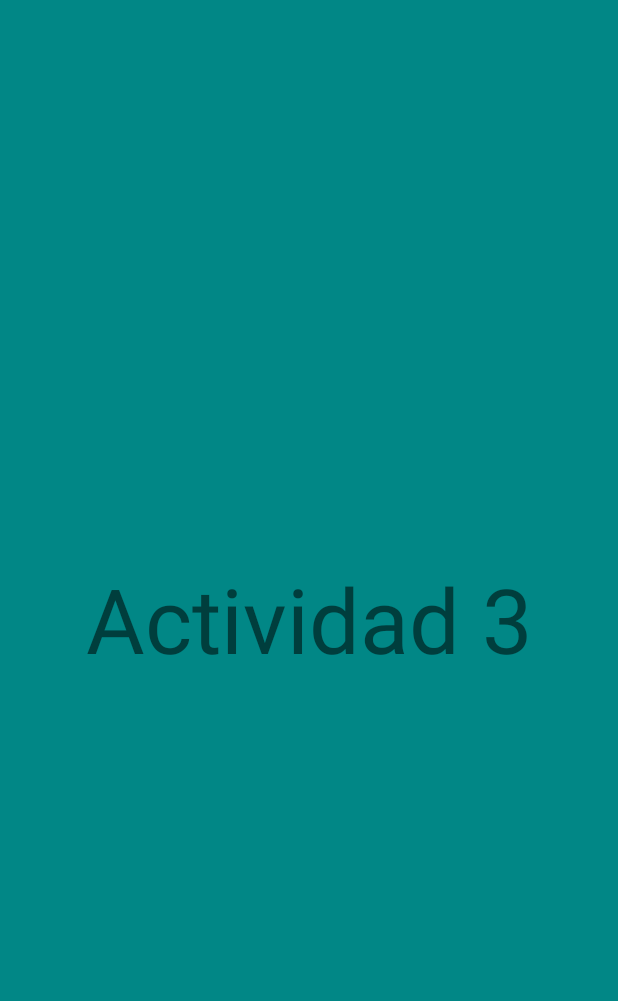
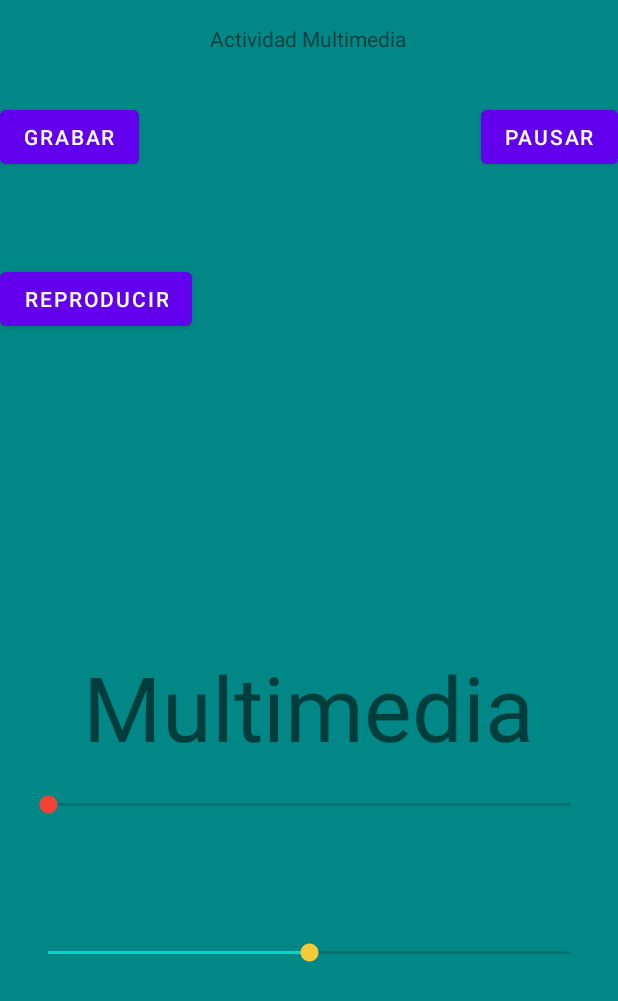
Before and after one commit to dragonblack404/FinalApp03, an Android app: the Activity3 screen opened directly, with no data from a screen before it, on a phone screen of 412 x 824 dp. Shown: the top 1001 px of the screen. Run offline under Robolectric (Android 15) with nearby library versions, the phone set to English and light mode, and no system bars.

Commit message:
Funcionalidad A3

```diff
--- a/app/build.gradle
+++ b/app/build.gradle
@@ -8,7 +8,7 @@ android {
 
     defaultConfig {
         applicationId "com.example.finalapp03"
-        minSdk 21
+        minSdk 23
         targetSdk 32
         versionCode 1
         versionName "1.0"
--- a/app/src/main/java/com/example/finalapp03/Activity3.java
+++ b/app/src/main/java/com/example/finalapp03/Activity3.java
@@ -1,24 +1,44 @@
 package com.example.finalapp03;
 
-import androidx.annotation.NonNull;
+import android.Manifest;
+import android.content.ContextWrapper;
+import android.content.Intent;
+import android.content.pm.PackageManager;
+import android.media.AudioManager;
+import android.media.MediaPlayer;
+import android.media.MediaRecorder;
+import android.media.PlaybackParams;
+import android.os.Build;
+import android.os.Bundle;
+import android.os.Environment;
+import android.widget.Button;
+import android.widget.SeekBar;
+import android.widget.Toast;
+import android.widget.ViewFlipper;
+
+import androidx.annotation.RequiresApi;
 import androidx.appcompat.app.AppCompatActivity;
+import androidx.core.app.ActivityCompat;
+import androidx.core.content.ContextCompat;
 import androidx.drawerlayout.widget.DrawerLayout;
 
-import android.content.Intent;
-import android.os.Bundle;
-import android.view.MenuItem;
-import android.widget.ViewFlipper;
+import com.google.android.material.navigation.NavigationView;
 
-import com.google.android.material.navigation.NavigationView;
+import java.io.File;
+import java.io.IOException;
 
 public class Activity3 extends AppCompatActivity {
 
     // Constante Contenido Actividad
+    private static int MICROPHONE_PERMISSION_CODE = 200;
     private final static int CONT_ACTIVIDAD = 2;
+    private static final int MY_PERMISSIONS_REQUEST_RECORD_AUDIO = 1;
 
     private DrawerLayout drawerLayout;
-    private NavigationView nav;
-    private ViewFlipper vf;
+    private MediaRecorder grabador;
+    private MediaPlayer reproductor;
+    private AudioManager manager;
+    private String archivoSalida = null;
 
     @Override
     protected void onCreate(Bundle savedInstanceState) {
@@ -26,15 +46,13 @@ public class Activity3 extends AppCompatActivity {
         setContentView(R.layout.activity_main);
 
         // Componente ViewFlipper
-        vf = (ViewFlipper)findViewById(R.id.vf);
+        ViewFlipper vf = (ViewFlipper) findViewById(R.id.vf);
         vf.setDisplayedChild(CONT_ACTIVIDAD);
 
         // Componente NavigationDrawer
         drawerLayout = (DrawerLayout) findViewById(R.id.drawer_layout);
-        nav = (NavigationView) findViewById(R.id.nav_view);
-        nav.setNavigationItemSelectedListener(new NavigationView.OnNavigationItemSelectedListener() {
-            @Override
-            public boolean onNavigationItemSelected(@NonNull MenuItem item) {
+        NavigationView nav = (NavigationView) findViewById(R.id.nav_view);
+        nav.setNavigationItemSelectedListener(item -> {
             Intent sendIntent;
             switch (item.getItemId()) {
                 case R.id.nav_item_one:
@@ -61,7 +79,131 @@ public class Activity3 extends AppCompatActivity {
             // Close the navigation drawer when an item is selected
             drawerLayout.closeDrawers();
             return true;
+        });
+
+        if(microfono()){
+            getPermisosMicrofono();
+        }
+
+        manager = (AudioManager) getSystemService(AUDIO_SERVICE);
+        int maxVolumen = manager.getStreamMaxVolume(AudioManager.STREAM_MUSIC);
+        int actualVolumen = manager.getStreamVolume(AudioManager.STREAM_MUSIC);
+
+        Button btnGrabar = findViewById(R.id.btn_grabar);
+        Button btnPausar = findViewById(R.id.btn_pausar);
+        Button btnReproducir = findViewById(R.id.btn_reproducir);
+
+        btnGrabar.setOnClickListener(v -> grabarAudio());
+        btnReproducir.setOnClickListener(v -> reproducirAudio());
+        btnPausar.setOnClickListener(v -> detenerGrabacion());
+
+        // Obtener referencias a las seekbars
+        SeekBar volumeSeekBar = findViewById(R.id.volumeSeekBar);
+        volumeSeekBar.setMax(maxVolumen);
+        volumeSeekBar.setProgress(actualVolumen);
+
+        SeekBar frequencySeekBar = findViewById(R.id.frequencySeekBar);
+
+        // Establecer los escuchadores
+        volumeSeekBar.setOnSeekBarChangeListener(new SeekBar.OnSeekBarChangeListener() {
+            @Override
+            public void onProgressChanged(SeekBar seekBar, int progress, boolean fromUser) {
+                float volume = (float) progress / 100.0f;
+                reproductor.setVolume(volume, volume);
+            }
+
+            @Override
+            public void onStartTrackingTouch(SeekBar seekBar) {
+            }
+
+            @Override
+            public void onStopTrackingTouch(SeekBar seekBar) {
+            }
+
+        });
+
+        frequencySeekBar.setOnSeekBarChangeListener(new SeekBar.OnSeekBarChangeListener() {
+            @RequiresApi(api = Build.VERSION_CODES.M)
+            @Override
+            public void onProgressChanged(SeekBar seekBar, int progress, boolean b) {
+                float speed = (float) progress / 10.0f;
+                PlaybackParams params = new PlaybackParams();
+                params.setSpeed(speed);
+                reproductor.setPlaybackParams(params);
+            }
+
+            @Override
+            public void onStartTrackingTouch(SeekBar seekBar) {
+
+            }
+
+            @Override
+            public void onStopTrackingTouch(SeekBar seekBar) {
+
             }
         });
+
+    }
+
+    private boolean microfono() {
+        return this.getPackageManager().hasSystemFeature(PackageManager.FEATURE_MICROPHONE);
+    }
+
+    private void getPermisosMicrofono() {
+        if (ContextCompat.checkSelfPermission(this, Manifest.permission.RECORD_AUDIO) == PackageManager.PERMISSION_DENIED) {
+            ActivityCompat.requestPermissions(this, new String[]{Manifest.permission.RECORD_AUDIO}, MICROPHONE_PERMISSION_CODE);
         }
     }
+
+    private String getRecordingFilePath() {
+        File file = new File((new ContextWrapper(getApplicationContext())
+                .getExternalFilesDir(Environment.DIRECTORY_MUSIC)), "grabacion.mp3");
+        return file.getPath();
+    }
+
+    ;
+
+    private void grabarAudio() {
+        if (grabador == null) {
+            archivoSalida = Environment.getExternalStorageDirectory().getAbsolutePath() + "/audio.mp4";
+            grabador = new MediaRecorder();
+            grabador.setAudioSource(MediaRecorder.AudioSource.MIC);
+            grabador.setOutputFormat(MediaRecorder.OutputFormat.THREE_GPP);
+            grabador.setAudioEncoder(MediaRecorder.AudioEncoder.AMR_NB);
+            grabador.setOutputFile(getRecordingFilePath());
+            try {
+                grabador.prepare();
+                grabador.start();
+
+                Toast.makeText(this, "Grabando..", Toast.LENGTH_SHORT).show();
+            } catch (IOException e) {
+                e.printStackTrace();
+            }
+        } else {
+            detenerGrabacion();
+        }
+    }
+
+    private void detenerGrabacion() {
+        if (grabador != null) {
+            grabador.stop();
+            grabador.release();
+            grabador = null;
+            Toast.makeText(this, "Grabacion finalizada:)", Toast.LENGTH_SHORT).show();
+        }
+    }
+
+    private void reproducirAudio() {
+        try {
+            reproductor = new MediaPlayer();
+            reproductor.setDataSource(getRecordingFilePath());
+            reproductor.prepare();
+            reproductor.start();
+            Toast.makeText(this, "Reproduciendo grabación", Toast.LENGTH_LONG).show();
+        } catch (IOException e) {
+            e.printStackTrace();
+        }
+    }
+
+
+}
--- a/app/src/main/java/com/example/finalapp03/SplashScreen.java
+++ b/app/src/main/java/com/example/finalapp03/SplashScreen.java
@@ -10,7 +10,7 @@ import androidx.appcompat.app.AppCompatActivity;
 public class SplashScreen extends AppCompatActivity {
 
     // Constante de tiempo de duración para el Splash Screen
-    final static int TIEMPO = 3000;
+    final static int TIEMPO = 1000;
 
     @Override
     protected void onCreate(Bundle savedInstanceState) {
--- a/app/src/main/res/layout/activity_3.xml
+++ b/app/src/main/res/layout/activity_3.xml
@@ -16,7 +16,83 @@
         android:textSize="60dp"
         app:layout_constraintBottom_toBottomOf="parent"
         app:layout_constraintEnd_toEndOf="parent"
+        app:layout_constraintHorizontal_bias="0.495"
+        app:layout_constraintStart_toStartOf="parent"
+        app:layout_constraintTop_toTopOf="parent"
+        app:layout_constraintVertical_bias="0.579" />
+
+    <Button
+        android:id="@+id/btn_grabar"
+        android:layout_width="wrap_content"
+        android:layout_height="wrap_content"
+        android:layout_marginTop="32dp"
+        android:text="Grabar"
+        app:layout_constraintStart_toStartOf="parent"
+        app:layout_constraintTop_toBottomOf="@+id/textGrabadora"
+        tools:ignore="MissingConstraints" />
+
+    <Button
+        android:id="@+id/btn_pausar"
+        android:layout_width="wrap_content"
+        android:layout_height="wrap_content"
+        android:layout_marginTop="32dp"
+        android:text="Pausar"
+        app:layout_constraintEnd_toEndOf="parent"
+        app:layout_constraintTop_toBottomOf="@+id/textGrabadora"
+        tools:ignore="MissingConstraints" />
+
+    <Button
+        android:id="@+id/btn_reproducir"
+        android:layout_width="wrap_content"
+        android:layout_height="wrap_content"
+        android:layout_marginTop="60dp"
+        android:text="Reproducir"
+        app:layout_constraintTop_toBottomOf="@+id/btn_pausar"
+        tools:layout_editor_absoluteX="132dp"
+        tools:ignore="MissingConstraints" />
+
+    <TextView
+        android:id="@+id/textGrabadora"
+        android:layout_width="wrap_content"
+        android:layout_height="wrap_content"
+        android:layout_marginTop="16dp"
+        android:text="@string/titulo_grab"
+        app:layout_constraintEnd_toEndOf="parent"
+        app:layout_constraintHorizontal_bias="0.498"
         app:layout_constraintStart_toStartOf="parent"
         app:layout_constraintTop_toTopOf="parent" />
 
+    <SeekBar
+        android:id="@+id/volumeSeekBar"
+        android:layout_width="match_parent"
+        android:layout_height="wrap_content"
+        android:layout_below="@id/textView"
+        android:layout_centerHorizontal="true"
+        android:layout_margin="16dp"
+        android:layout_marginTop="72dp"
+        android:max="100"
+        android:paddingStart="16dp"
+        android:paddingEnd="16dp"
+        android:progress="50"
+        android:thumbTint="@color/red"
+        app:layout_constraintTop_toBottomOf="@+id/textView"
+        tools:layout_editor_absoluteX="16dp" />
+
+    <SeekBar
+        android:id="@+id/frequencySeekBar"
+        android:layout_width="match_parent"
+        android:layout_height="wrap_content"
+        android:layout_below="@id/volumeSeekBar"
+        android:layout_centerHorizontal="true"
+        android:layout_margin="16dp"
+        android:max="10000"
+        android:paddingStart="16dp"
+        android:paddingEnd="16dp"
+        android:progress="5000"
+        android:thumbTint="@color/yellow"
+        app:layout_constraintBottom_toBottomOf="parent"
+        app:layout_constraintTop_toBottomOf="@+id/volumeSeekBar"
+        app:layout_constraintVertical_bias="0.282"
+        tools:layout_editor_absoluteX="16dp" />
+
 </androidx.constraintlayout.widget.ConstraintLayout>
--- a/app/src/main/res/values/colors.xml
+++ b/app/src/main/res/values/colors.xml
@@ -9,4 +9,5 @@
     <color name="white">#FFFFFFFF</color>
     <color name="green">#4CAF50</color>
     <color name="red">#F44336</color>
+    <color name="yellow">#F4CB36</color>
 </resources>
--- a/app/src/main/res/values/strings.xml
+++ b/app/src/main/res/values/strings.xml
@@ -2,7 +2,8 @@
     <string name="app_name">FinalApp03</string>
     <string name="item1_nav">Actividad 1</string>
     <string name="item2_nav">Actividad 2</string>
-    <string name="item3_nav">Actividad 3</string>
+    <string name="item3_nav">Multimedia</string>
     <string name="item4_nav">Actividad 4</string>
     <string name="titulo_nv">Aplicacion final 03</string>
+    <string name="titulo_grab">Actividad Multimedia</string>
 </resources>
```
Also changed, not shown: app/src/main/AndroidManifest.xml (+7 -0 lines). Lines whose indentation alone changed are shown as unchanged.
